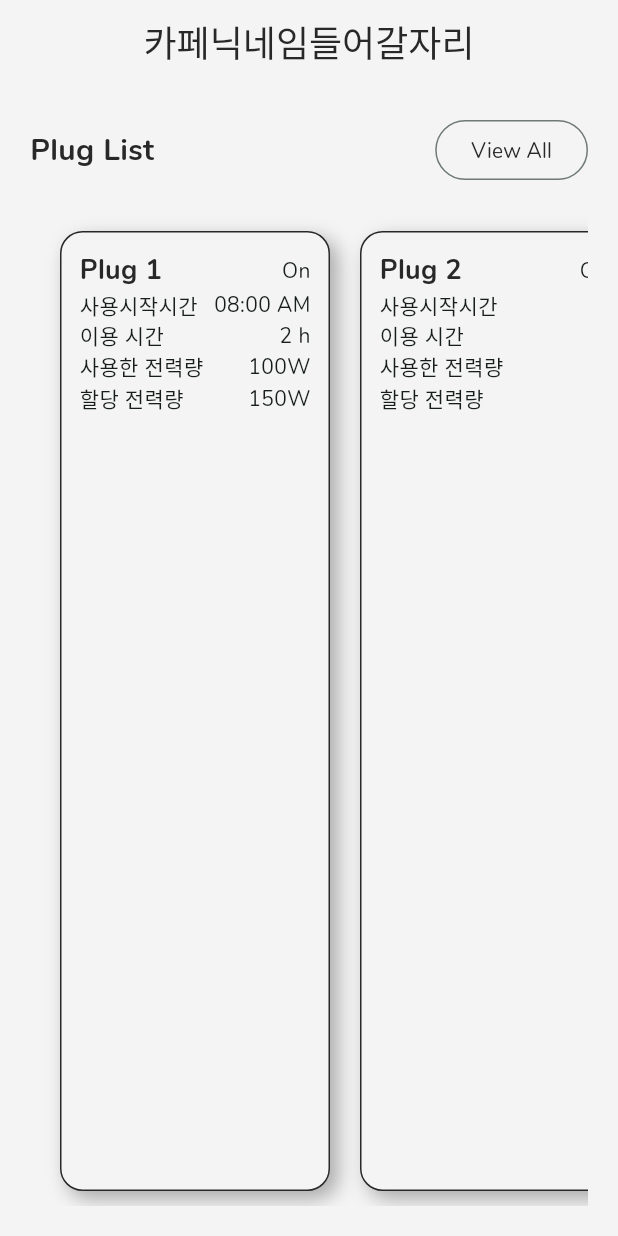
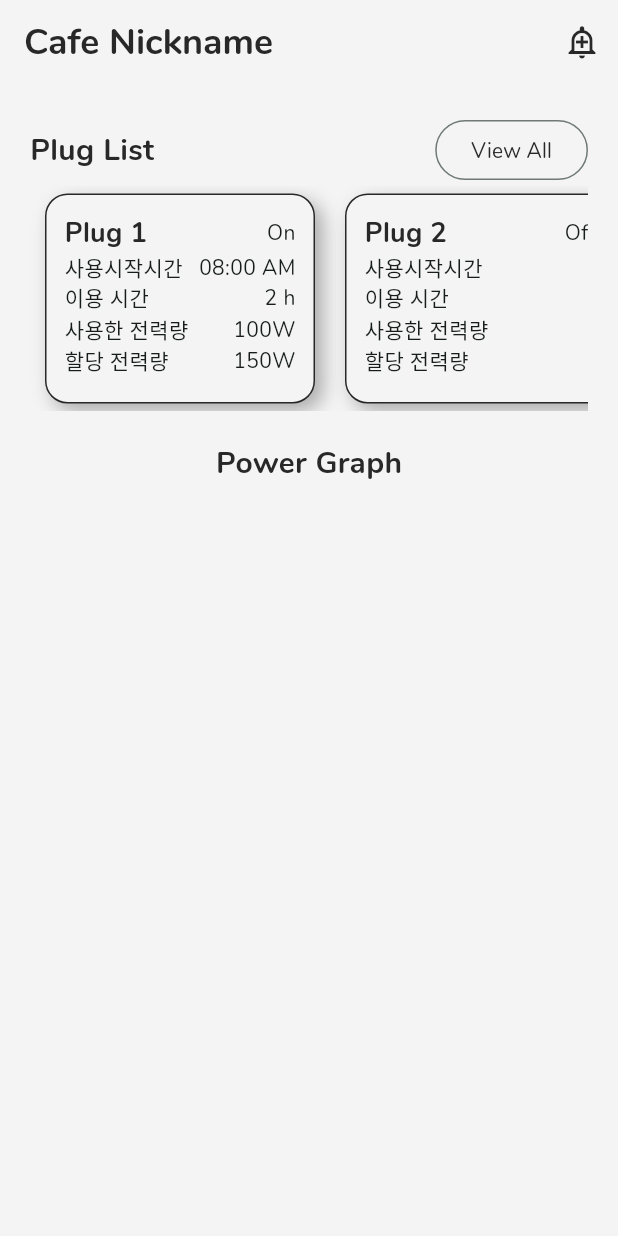
Before and after one commit to CAU-Capstone-PPL/CafePlugGuardian-Client, a Flutter app: the screen it shows after launch, on a phone screen of 412 x 824 dp. Run offline on Flutter 3.47's test engine with Material 2 defaults, Android fonts, the phone set to English and light mode, and no system bars; our stand-ins replace fl_chart.

Commit message:
feat: add alert setting

```diff
--- /dev/null
+++ b/lib/models/alert_model.dart
@@ -0,0 +1,8 @@
+class AlertModel {
+  final String plugId, plugName, blockingTime;
+
+  AlertModel.fromJson(Map<String, dynamic> json)
+      : plugId = json['plugId'],
+        plugName = json['plugName'],
+        blockingTime = json['blockingTime'];
+}
--- /dev/null
+++ b/lib/screens/alert_screen.dart
@@ -0,0 +1,10 @@
+import 'package:flutter/material.dart';
+
+class AlertScreen extends StatelessWidget {
+  const AlertScreen({super.key});
+
+  @override
+  Widget build(BuildContext context) {
+    return const Placeholder();
+  }
+}
--- a/lib/screens/home_screen.dart
+++ b/lib/screens/home_screen.dart
@@ -1,8 +1,10 @@
 import 'package:cafe_plug_guardian_client/models/plug_core_model.dart';
+import 'package:cafe_plug_guardian_client/screens/alert_screen.dart';
 import 'package:cafe_plug_guardian_client/screens/plug_list_screen.dart';
 import 'package:cafe_plug_guardian_client/services/api_plug.dart';
 import 'package:cafe_plug_guardian_client/style.dart';
 import 'package:cafe_plug_guardian_client/widgets/plug_widget.dart';
+import 'package:fl_chart/fl_chart.dart';
 import 'package:flutter/material.dart';
 
 class HomeScreen extends StatelessWidget {
@@ -12,26 +14,40 @@ class HomeScreen extends StatelessWidget {
 
   final Future<List<PlugCoreModel>> plugs =
       ApiPlug.testFetchPlugData(); //test code
+  final Future<List<double>> weeklyPowerData =
+      ApiPlug.testGetWeeklyPower(); //test code
 
   @override
   Widget build(BuildContext context) {
     return Scaffold(
       backgroundColor: AppColor.background,
       appBar: AppBar(
-        centerTitle: true,
+        centerTitle: false,
         backgroundColor: AppColor.background,
         foregroundColor: AppColor.text,
+        actions: [
+          IconButton(
+            onPressed: () {
+              Navigator.of(context).push(
+                  MaterialPageRoute(builder: (context) => const AlertScreen()));
+            },
+            icon: const Icon(Icons.add_alert_outlined),
+          ),
+        ],
         title: const Text(
-          "카페닉네임들어갈자리",
+          "Cafe Nickname",
           style: TextStyle(
             fontSize: 24,
+            fontWeight: FontWeight.bold,
             color: AppColor.text,
           ),
         ),
       ),
       body: Padding(
         padding: const EdgeInsets.all(20.0),
-        child: FutureBuilder(
+        child: Column(
+          children: [
+            FutureBuilder(
               future: plugs,
               builder: (context, snapshot) {
                 if (snapshot.hasData) {
@@ -52,7 +68,8 @@ class HomeScreen extends StatelessWidget {
                                 Navigator.push(
                                   context,
                                   MaterialPageRoute(
-                                builder: (context) => const PlugListScreen(),
+                                    builder: (context) =>
+                                        const PlugListScreen(),
                                   ),
                                 );
                               },
@@ -62,8 +79,7 @@ class HomeScreen extends StatelessWidget {
                               )),
                         ],
                       ),
-                  const SizedBox(height: 20),
-                  Expanded(child: makeList(snapshot))
+                      makeList(snapshot),
                     ],
                   );
                 }
@@ -72,15 +88,44 @@ class HomeScreen extends StatelessWidget {
                 );
               },
             ),
+            const SizedBox(
+              height: 20,
+            ),
+            FutureBuilder(
+              future: weeklyPowerData,
+              builder: (context, snapshot) {
+                if (snapshot.hasData) {
+                  return const Column(
+                    crossAxisAlignment: CrossAxisAlignment.start,
+                    children: [
+                      Text(
+                        'Power Graph',
+                        style: TextStyle(
+                            color: AppColor.text,
+                            fontSize: 20,
+                            fontWeight: FontWeight.bold),
+                      ),
+                    ],
+                  );
+                }
+                return const Center(
+                  child: CircularProgressIndicator(),
+                );
+              },
+            ),
+          ],
+        ),
       ),
     );
   }
 
-  ListView makeList(AsyncSnapshot<List<PlugCoreModel>> snapshot) {
-    return ListView.separated(
+  SizedBox makeList(AsyncSnapshot<List<PlugCoreModel>> snapshot) {
+    return SizedBox(
+      height: 150,
+      child: ListView.separated(
         scrollDirection: Axis.horizontal,
         itemCount: snapshot.data!.length,
-      padding: const EdgeInsets.symmetric(vertical: 10, horizontal: 20),
+        padding: const EdgeInsets.symmetric(vertical: 5, horizontal: 10),
         itemBuilder: (context, index) {
           var plug = snapshot.data![index];
           return Plug(
@@ -94,6 +139,7 @@ class HomeScreen extends StatelessWidget {
           );
         },
         separatorBuilder: (context, index) => const SizedBox(width: 20),
+      ),
     );
   }
 }
--- a/lib/services/api_plug.dart
+++ b/lib/services/api_plug.dart
@@ -27,6 +27,16 @@ class ApiPlug {
     if (response.statusCode == 200) {
       final plug = jsonDecode(response.body);
       return PlugDetatilModel.fromJson(plug);
+    }
+    throw Error();
+  }
+
+  static Future<List<double>> getWeeklyPower() async {
+    final url = Uri.parse('$baseUrl/power weekly url'); //url 수정 필요
+    final response = await http.get(url);
+    if (response.statusCode == 200) {
+      final List<double> weeklyPower = jsonDecode(response.body);
+      return weeklyPower;
     }
     throw Error();
   }
@@ -304,4 +314,19 @@ class ApiPlug {
     final plugInstance = PlugDetatilModel.fromJson(plugDataById);
     return plugInstance;
   }
+
+  static const List<double> dummyDataWeeklyPowerData = [
+    70.0,
+    60.0,
+    120.0,
+    150.6,
+    200.7,
+    70.4,
+    80.7
+  ];
+
+  static Future<List<double>> testGetWeeklyPower() async {
+    List<double> weeklyPowerData = dummyDataWeeklyPowerData;
+    return Future.delayed(const Duration(seconds: 0), () => weeklyPowerData);
+  }
 }
--- a/lib/widgets/plug_widget.dart
+++ b/lib/widgets/plug_widget.dart
@@ -35,7 +35,7 @@ class Plug extends StatelessWidget {
       },
       child: Container(
         width: 180,
-        height: 200,
+        height: 300,
         padding: const EdgeInsets.all(12),
         decoration: BoxDecoration(
           border: Border.all(color: AppColor.text),
--- a/pubspec.yaml
+++ b/pubspec.yaml
@@ -36,6 +36,7 @@ dependencies:
   cupertino_icons: ^1.0.2
   google_fonts: ^6.1.0
   fl_chart: ^0.64.0
+  http: ^1.1.0
 
 dev_dependencies:
   flutter_test:
```
Also changed, not shown: pubspec.lock. Lines whose indentation alone changed are shown as unchanged.
